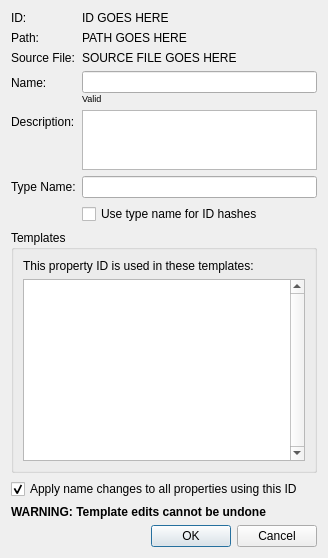
First picture: the form in src/Editor/WorldEditor/CTemplateEditDialog.ui, repository AxioDL/PrimeWorldEditor, before the edit.
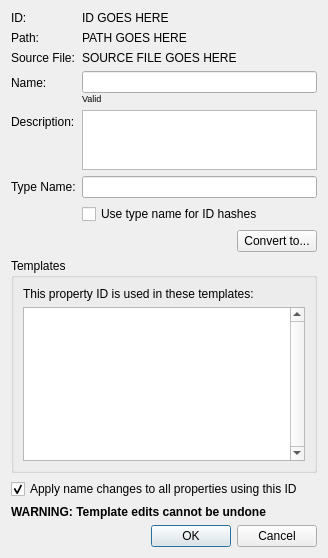
Second picture: the form after the edit. Custom widgets are drawn as their Qt base class.

Commit message: Added support for converting some property types to other types

```diff
--- a/src/Editor/WorldEditor/CTemplateEditDialog.ui
+++ b/src/Editor/WorldEditor/CTemplateEditDialog.ui
@@ -170,6 +170,44 @@
      </item>
     </layout>
    </item>
+   <item>
+    <widget class="QWidget" name="TypeConversionWidget" native="true">
+     <layout class="QHBoxLayout" name="horizontalLayout">
+      <property name="leftMargin">
+       <number>0</number>
+      </property>
+      <property name="topMargin">
+       <number>0</number>
+      </property>
+      <property name="rightMargin">
+       <number>0</number>
+      </property>
+      <property name="bottomMargin">
+       <number>0</number>
+      </property>
+      <item>
+       <spacer name="horizontalSpacer">
+        <property name="orientation">
+         <enum>Qt::Horizontal</enum>
+        </property>
+        <property name="sizeHint" stdset="0">
+         <size>
+          <width>221</width>
+          <height>20</height>
+         </size>
+        </property>
+       </spacer>
+      </item>
+      <item>
+       <widget class="QPushButton" name="TypeConversionButton">
+        <property name="text">
+         <string>Convert to...</string>
+        </property>
+       </widget>
+      </item>
+     </layout>
+    </widget>
+   </item>
    <item>
     <widget class="QGroupBox" name="TemplatesGroupBox">
      <property name="sizePolicy">
```
The commit also changes 23 other files.
